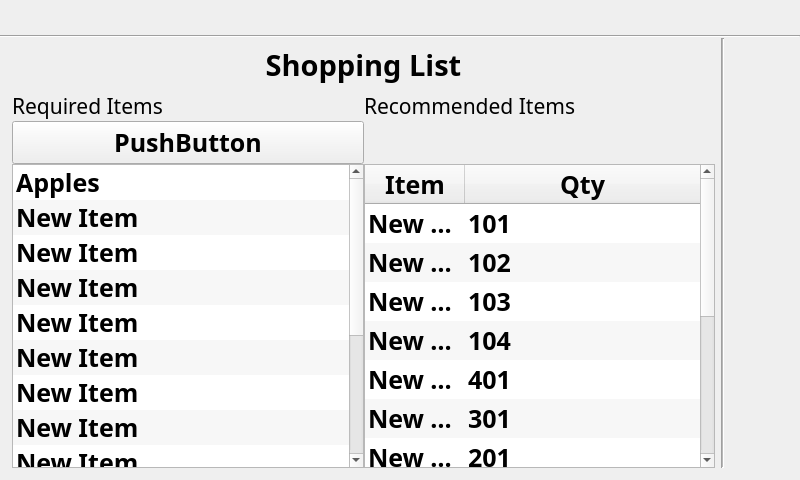
This is Windows/mainWindow.ui in addisonElliott/SmartShopTouchScreen as Qt 5 draws it before an edit. The edited form follows.
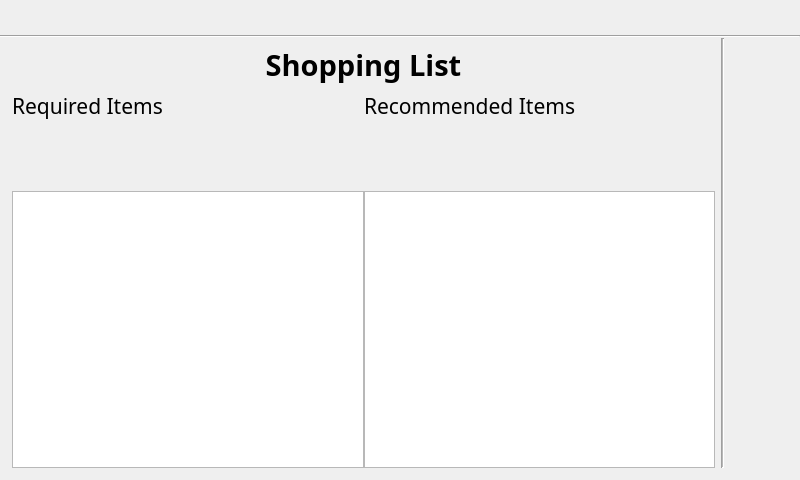
This is the edited form. Icons and pictures are not drawn. Custom widgets are drawn as their Qt base class.

Commit message: Changed "EditShopingListButton" to "printShoppingListButton" Continued floating button set up for items lists (Not functional) Currently in Error

```diff
--- a/Windows/mainWindow.ui
+++ b/Windows/mainWindow.ui
@@ -66,7 +66,22 @@
      <property name="bottomMargin">
       <number>6</number>
      </property>
-     <item row="0" column="7" rowspan="4">
+     <item row="1" column="0">
+      <widget class="QLabel" name="label_3">
+       <property name="font">
+        <font>
+         <family>Cronus Round</family>
+         <pointsize>16</pointsize>
+         <weight>50</weight>
+         <bold>false</bold>
+        </font>
+       </property>
+       <property name="text">
+        <string>Required Items</string>
+       </property>
+      </widget>
+     </item>
+     <item row="0" column="7" rowspan="5">
       <layout class="QVBoxLayout" name="verticalLayout_4">
        <property name="rightMargin">
         <number>0</number>
@@ -264,6 +279,9 @@
            <height>64</height>
           </size>
          </property>
+         <property name="layoutDirection">
+          <enum>Qt::LeftToRight</enum>
+         </property>
          <property name="styleSheet">
           <string notr="true">background-color: transparent;
 border: 0;</string>
@@ -313,36 +331,18 @@
        </property>
       </widget>
      </item>
-     <item row="1" column="0">
-      <widget class="QLabel" name="label_3">
-       <property name="font">
-        <font>
-         <family>Cronus Round</family>
-         <pointsize>16</pointsize>
-         <weight>50</weight>
-         <bold>false</bold>
-        </font>
+     <item row="0" column="3" rowspan="5">
+      <widget class="Line" name="line_2">
+       <property name="lineWidth">
+        <number>1</number>
        </property>
-       <property name="text">
-        <string>Required Items</string>
+       <property name="midLineWidth">
+        <number>1</number>
        </property>
-      </widget>
-     </item>
-     <item row="0" column="2">
-      <spacer name="horizontalSpacer_7">
        <property name="orientation">
-        <enum>Qt::Horizontal</enum>
+        <enum>Qt::Vertical</enum>
        </property>
-       <property name="sizeType">
-        <enum>QSizePolicy::Fixed</enum>
-       </property>
-       <property name="sizeHint" stdset="0">
-        <size>
-         <width>6</width>
-         <height>20</height>
-        </size>
-       </property>
-      </spacer>
+      </widget>
      </item>
      <item row="0" column="6">
       <spacer name="horizontalSpacer_3">
@@ -360,8 +360,45 @@
        </property>
       </spacer>
      </item>
+     <item row="2" column="0">
+      <widget class="QPushButton" name="floatingPB1">
+       <property name="styleSheet">
+        <string notr="true">background-color: transparent;
+border: 0;</string>
+       </property>
+       <property name="text">
+        <string/>
+       </property>
+       <property name="icon">
+        <iconset resource="../Resource_BY.qrc">
+         <normaloff>:/Icons/Icons/RedMinusIcon_Finished.png</normaloff>:/Icons/Icons/RedMinusIcon_Finished.png</iconset>
+       </property>
+       <property name="iconSize">
+        <size>
+         <width>58</width>
+         <height>58</height>
+        </size>
+       </property>
+      </widget>
+     </item>
+     <item row="0" column="2">
+      <spacer name="horizontalSpacer_7">
+       <property name="orientation">
+        <enum>Qt::Horizontal</enum>
+       </property>
+       <property name="sizeType">
+        <enum>QSizePolicy::Fixed</enum>
+       </property>
+       <property name="sizeHint" stdset="0">
+        <size>
+         <width>6</width>
+         <height>20</height>
+        </size>
+       </property>
+      </spacer>
+     </item>
      <item row="0" column="0" colspan="2">
-      <widget class="TouchButton" name="EditShopingListButton">
+      <widget class="TouchButton" name="printShoppingListButton">
        <property name="minimumSize">
         <size>
          <width>0</width>
@@ -397,10 +434,34 @@
          <height>32</height>
         </size>
        </property>
+       <property name="checkable">
+        <bool>false</bool>
+       </property>
       </widget>
      </item>
      <item row="3" column="0">
-      <widget class="QListWidget" name="reqItemsWidget">
+      <widget class="QPushButton" name="floatingPB2">
+       <property name="styleSheet">
+        <string notr="true">background-color: transparent;
+border: 0;</string>
+       </property>
+       <property name="text">
+        <string/>
+       </property>
+       <property name="icon">
+        <iconset resource="../Resource_BY.qrc">
+         <normaloff>:/Icons/Icons/RedMinusIcon_Finished.png</normaloff>:/Icons/Icons/RedMinusIcon_Finished.png</iconset>
+       </property>
+       <property name="iconSize">
+        <size>
+         <width>58</width>
+         <height>58</height>
+        </size>
+       </property>
+      </widget>
+     </item>
+     <item row="4" column="0">
+      <widget class="QListView" name="reqItemsWidget">
        <property name="font">
         <font>
          <pointsize>19</pointsize>
@@ -424,93 +485,10 @@
        <property name="viewMode">
         <enum>QListView::ListMode</enum>
        </property>
-       <item>
-        <property name="text">
-         <string>Apples</string>
-        </property>
-       </item>
-       <item>
-        <property name="text">
-         <string>New Item</string>
-        </property>
-       </item>
-       <item>
-        <property name="text">
-         <string>New Item</string>
-        </property>
-       </item>
-       <item>
-        <property name="text">
-         <string>New Item</string>
-        </property>
-       </item>
-       <item>
-        <property name="text">
-         <string>New Item</string>
-        </property>
-       </item>
-       <item>
-        <property name="text">
-         <string>New Item</string>
-        </property>
-       </item>
-       <item>
-        <property name="text">
-         <string>New Item</string>
-        </property>
-       </item>
-       <item>
-        <property name="text">
-         <string>New Item</string>
-        </property>
-       </item>
-       <item>
-        <property name="text">
-         <string>New Item</string>
-        </property>
-       </item>
-       <item>
-        <property name="text">
-         <string>New Item</string>
-        </property>
-       </item>
-       <item>
-        <property name="text">
-         <string>New Item</string>
-        </property>
-       </item>
-       <item>
-        <property name="text">
-         <string>New Item</string>
-        </property>
-       </item>
-       <item>
-        <property name="text">
-         <string>Bananas</string>
-        </property>
-       </item>
-       <item>
-        <property name="text">
-         <string>Onions</string>
-        </property>
-       </item>
       </widget>
      </item>
-     <item row="0" column="3" rowspan="4">
-      <widget class="Line" name="line_2">
-       <property name="lineWidth">
-        <number>1</number>
-       </property>
-       <property name="midLineWidth">
-        <number>1</number>
-       </property>
-       <property name="orientation">
-        <enum>Qt::Vertical</enum>
-       </property>
-      </widget>
-     </item>
-     <item row="3" column="1">
-      <widget class="QTableWidget" name="recItemsWidget">
+     <item row="4" column="1">
+      <widget class="QTableView" name="recItemsWidget">
        <property name="font">
         <font>
          <pointsize>19</pointsize>
@@ -542,136 +520,6 @@
        </property>
        <property name="showGrid">
         <bool>false</bool>
-       </property>
-       <property name="rowCount">
-        <number>12</number>
-       </property>
-       <property name="columnCount">
-        <number>2</number>
-       </property>
-       <attribute name="horizontalHeaderVisible">
-        <bool>true</bool>
-       </attribute>
-       <attribute name="horizontalHeaderStretchLastSection">
-        <bool>true</bool>
-       </attribute>
-       <attribute name="verticalHeaderVisible">
-        <bool>false</bool>
-       </attribute>
-       <row/>
-       <row/>
-       <row/>
-       <row/>
-       <row/>
-       <row/>
-       <row/>
-       <row/>
-       <row/>
-       <row/>
-       <row/>
-       <row/>
-       <column>
-        <property name="text">
-         <string>Item</string>
-        </property>
-        <property name="textAlignment">
-         <set>AlignCenter</set>
-        </property>
-       </column>
-       <column>
-        <property name="text">
-         <string>Qty</string>
-        </property>
-        <property name="textAlignment">
-         <set>AlignCenter</set>
-        </property>
-       </column>
-       <item row="0" column="0">
-        <property name="text">
-         <string>New Item</string>
-        </property>
-       </item>
-       <item row="0" column="1">
-        <property name="text">
-         <string>101</string>
-        </property>
-       </item>
-       <item row="1" column="0">
-        <property name="text">
-         <string>New Item</string>
-        </property>
-       </item>
-       <item row="1" column="1">
-        <property name="text">
-         <string>102</string>
-        </property>
-       </item>
-       <item row="2" column="0">
-        <property name="text">
-         <string>New Item</string>
-        </property>
-       </item>
-       <item row="2" column="1">
-        <property name="text">
-         <string>103</string>
-        </property>
-       </item>
-       <item row="3" column="0">
-        <property name="text">
-         <string>New Item</string>
-        </property>
-       </item>
-       <item row="3" column="1">
-        <property name="text">
-         <string>104</string>
-        </property>
-       </item>
-       <item row="4" column="0">
-        <property name="text">
-         <string>New Item</string>
-        </property>
-       </item>
-       <item row="4" column="1">
-        <property name="text">
-         <string>401</string>
-        </property>
-       </item>
-       <item row="5" column="0">
-        <property name="text">
-         <string>New Item</string>
-        </property>
-       </item>
-       <item row="5" column="1">
-        <property name="text">
-         <string>301</string>
-        </property>
-       </item>
-       <item row="6" column="0">
-        <property name="text">
-         <string>New Item</string>
-        </property>
-       </item>
-       <item row="6" column="1">
-        <property name="text">
-         <string>201</string>
-        </property>
-       </item>
-       <item row="7" column="0">
-        <property name="text">
-         <string>New Item</string>
-        </property>
-       </item>
-       <item row="7" column="1">
-        <property name="text">
-         <string>100</string>
-        </property>
-       </item>
-      </widget>
-     </item>
-     <item row="2" column="0">
-      <widget class="QPushButton" name="floatingPB1">
-       <property name="text">
-        <string>PushButton</string>
        </property>
       </widget>
      </item>
```
The commit also changes 3 other files.
